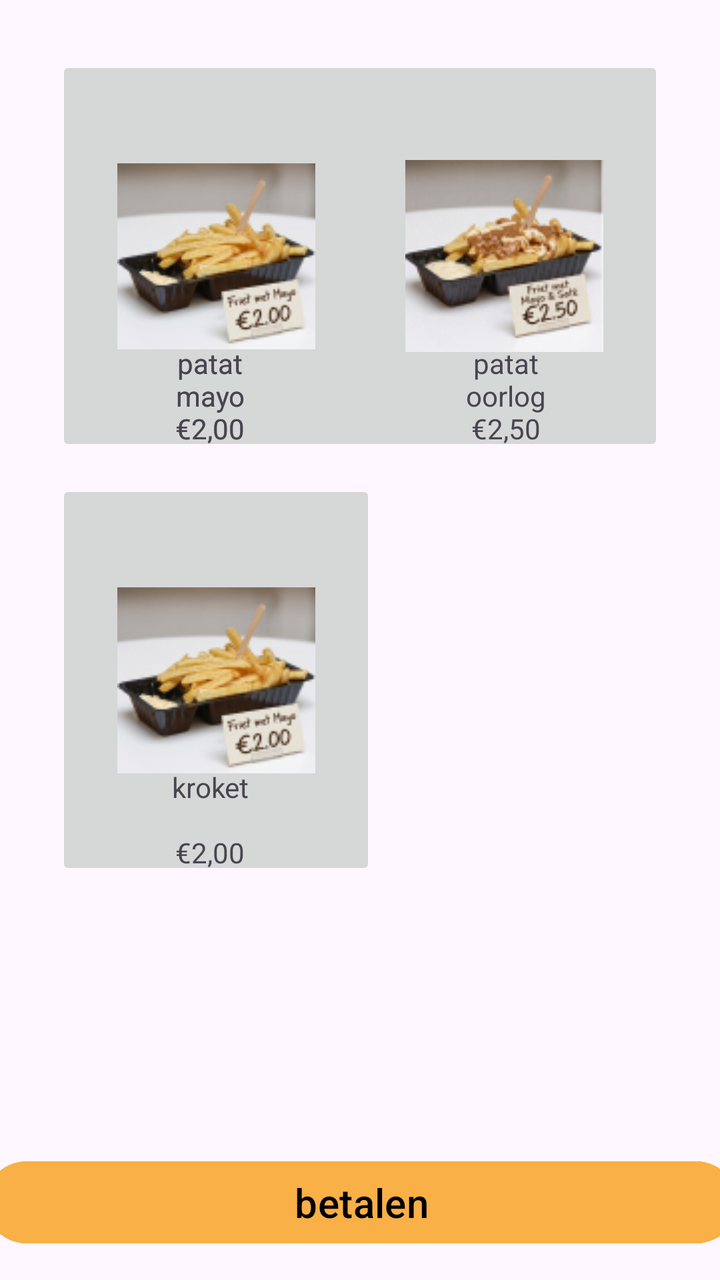
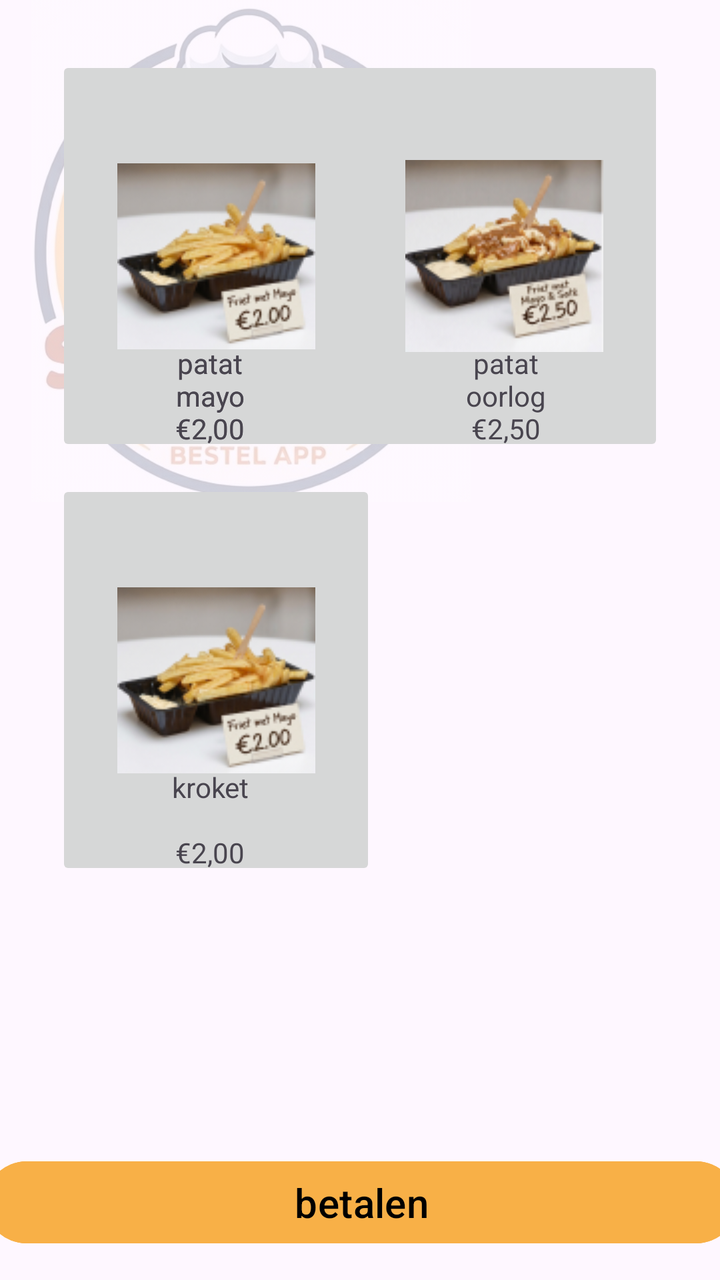

An Android layout rendered at two revisions. The XML below is the earlier revision; the diff shows what the commit changed to produce the second picture.
<!-- AndroidManifest.xml: application theme Theme.Snackbarapp -->
<!-- res/layout/activity_main3.xml -->
<?xml version="1.0" encoding="utf-8"?>
<androidx.constraintlayout.widget.ConstraintLayout xmlns:android="http://schemas.android.com/apk/res/android"
    xmlns:app="http://schemas.android.com/apk/res-auto"
    xmlns:tools="http://schemas.android.com/tools"
    android:id="@+id/main"
    android:layout_width="match_parent"
    android:layout_height="match_parent"
    tools:context=".MainActivity3">

    <TextView
        android:id="@+id/textView3"
        android:layout_width="62dp"
        android:layout_height="56dp"
        android:layout_marginEnd="52dp"
        android:text="patat\nmayo\n€2,00"
        android:textAlignment="center"
        app:layout_constraintBottom_toBottomOf="@+id/imageButton"
        app:layout_constraintEnd_toEndOf="@+id/imageButton"
        app:layout_constraintTop_toTopOf="@+id/imageButton"
        app:layout_constraintVertical_bias="1.0" />

    <Button
        android:id="@+id/button3"
        android:layout_width="376dp"
        android:layout_height="49dp"
        android:backgroundTint="#F8B047"
        android:backgroundTintMode="add"
        android:text="betalen"
        android:textColor="@color/black"
        android:textSize="20sp"
        app:layout_constraintBottom_toBottomOf="parent"
        app:layout_constraintEnd_toEndOf="parent"
        app:layout_constraintHorizontal_bias="0.485"
        app:layout_constraintStart_toStartOf="parent"
        app:layout_constraintTop_toTopOf="parent"
        app:layout_constraintVertical_bias="0.976" />

    <ImageButton
        android:id="@+id/imageButton"
        android:layout_width="160dp"
        android:layout_height="200dp"
        android:layout_marginStart="28dp"
        android:layout_marginTop="28dp"
        app:layout_constraintStart_toStartOf="parent"
        app:layout_constraintTop_toTopOf="parent"
        app:srcCompat="@drawable/schermafbeelding_2026_09_30_135453" />

    <ImageButton
        android:id="@+id/imageButton2"
        android:layout_width="160dp"
        android:layout_height="200dp"
        android:layout_marginTop="28dp"
        android:layout_marginEnd="28dp"
        app:layout_constraintEnd_toEndOf="parent"
        app:layout_constraintHorizontal_bias="1.0"
        app:layout_constraintStart_toEndOf="@+id/imageButton"
        app:layout_constraintTop_toTopOf="parent"
        app:srcCompat="@drawable/schermafbeelding_2026_09_30_140355" />

    <TextView
        android:id="@+id/textView4"
        android:layout_width="62dp"
        android:layout_height="56dp"
        android:layout_marginEnd="52dp"
        android:text="patat\nmayo\n€2,00"
        android:textAlignment="center"
        app:layout_constraintBottom_toBottomOf="@+id/imageButton"
        app:layout_constraintEnd_toEndOf="@+id/imageButton"
        app:layout_constraintTop_toTopOf="@+id/imageButton"
        app:layout_constraintVertical_bias="1.0" />

    <TextView
        android:id="@+id/textView8"
        android:layout_width="62dp"
        android:layout_height="56dp"
        android:layout_marginEnd="52dp"
        android:text="patat\nmayo\n€2,00"
        android:textAlignment="center"
        app:layout_constraintBottom_toBottomOf="@+id/imageButton"
        app:layout_constraintEnd_toEndOf="@+id/imageButton"
        app:layout_constraintTop_toTopOf="@+id/imageButton"
        app:layout_constraintVertical_bias="1.0" />

    <ImageButton
        android:id="@+id/imageButton5"
        android:layout_width="160dp"
        android:layout_height="200dp"
        android:layout_marginStart="28dp"
        android:layout_marginTop="12dp"
        app:layout_constraintStart_toStartOf="parent"
        app:layout_constraintTop_toBottomOf="@+id/textView3"
        app:srcCompat="@drawable/schermafbeelding_2026_09_30_135453" />

    <TextView
        android:id="@+id/textView9"
        android:layout_width="62dp"
        android:layout_height="56dp"
        android:text="kroket\n\n€2,00"
        android:textAlignment="center"
        app:layout_constraintBottom_toBottomOf="@+id/imageButton5"
        app:layout_constraintEnd_toEndOf="@+id/imageButton5"
        app:layout_constraintHorizontal_bias="0.469"
        app:layout_constraintStart_toStartOf="@+id/imageButton5"
        app:layout_constraintTop_toTopOf="@+id/imageButton5"
        app:layout_constraintVertical_bias="1.0" />

    <TextView
        android:id="@+id/textView2"
        android:layout_width="62dp"
        android:layout_height="56dp"
        android:layout_marginEnd="48dp"
        android:text="patat\noorlog\n€2,50"
        android:textAlignment="center"
        app:layout_constraintBottom_toBottomOf="@+id/imageButton2"
        app:layout_constraintEnd_toEndOf="@+id/imageButton2"
        app:layout_constraintTop_toTopOf="@+id/imageButton2"
        app:layout_constraintVertical_bias="1.0" />
</androidx.constraintlayout.widget.ConstraintLayout>
<!-- resources referenced by this layout -->
<resources>
  <color name="black">#FF000000</color>
  <!-- drawable schermafbeelding_2026_09_30_135453: png bitmap (drawable, 17871 bytes) -->
  <!-- drawable schermafbeelding_2026_09_30_140355: png bitmap (drawable, 19286 bytes) -->
  <style name="Theme.Snackbarapp" parent="Base.Theme.Snackbarapp" />
  <style name="Base.Theme.Snackbarapp" parent="Theme.Material3.DayNight.NoActionBar">
          
          
      </style>
</resources>

<!-- the commit's change to res/layout/activity_main3.xml (unified diff, before → after) -->
@@ -6,6 +6,15 @@
     android:layout_width="match_parent"
     android:layout_height="match_parent"
     tools:context=".MainActivity3">
+
+    <ImageView
+        android:id="@+id/imageView2"
+        android:layout_width="251dp"
+        android:layout_height="251dp"
+        android:alpha="0.2"
+        app:srcCompat="@drawable/gemini_generated_image_ejfwjuejfwjuejfw"
+        tools:layout_editor_absoluteX="88dp"
+        tools:layout_editor_absoluteY="351dp" />
 
     <TextView
         android:id="@+id/textView3"
@@ -115,4 +124,5 @@
         app:layout_constraintEnd_toEndOf="@+id/imageButton2"
         app:layout_constraintTop_toTopOf="@+id/imageButton2"
         app:layout_constraintVertical_bias="1.0" />
+
 </androidx.constraintlayout.widget.ConstraintLayout>
<!-- resource entries referenced after the edit -->
@@ -1,6 +1,7 @@
 <!-- resources referenced by this layout -->
 <resources>
   <color name="black">#FF000000</color>
+  <!-- drawable gemini_generated_image_ejfwjuejfwjuejfw: jpg bitmap (drawable, 88419 bytes) -->
   <!-- drawable schermafbeelding_2026_09_30_135453: png bitmap (drawable, 17871 bytes) -->
   <!-- drawable schermafbeelding_2026_09_30_140355: png bitmap (drawable, 19286 bytes) -->
   <style name="Theme.Snackbarapp" parent="Base.Theme.Snackbarapp" />
